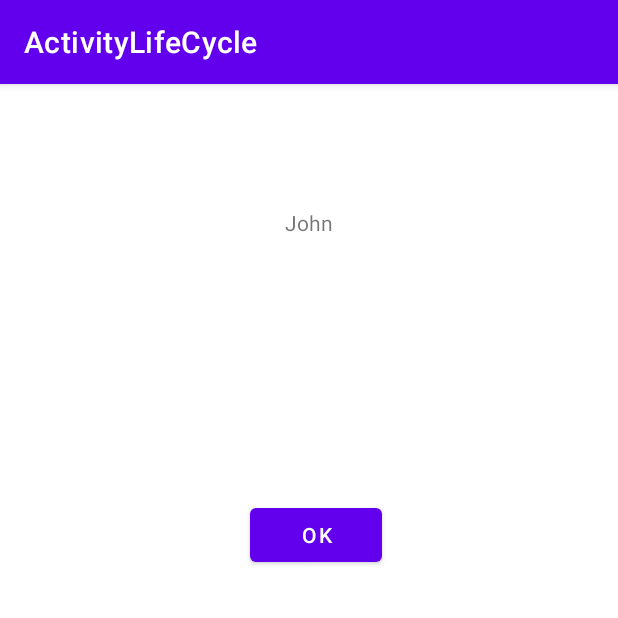
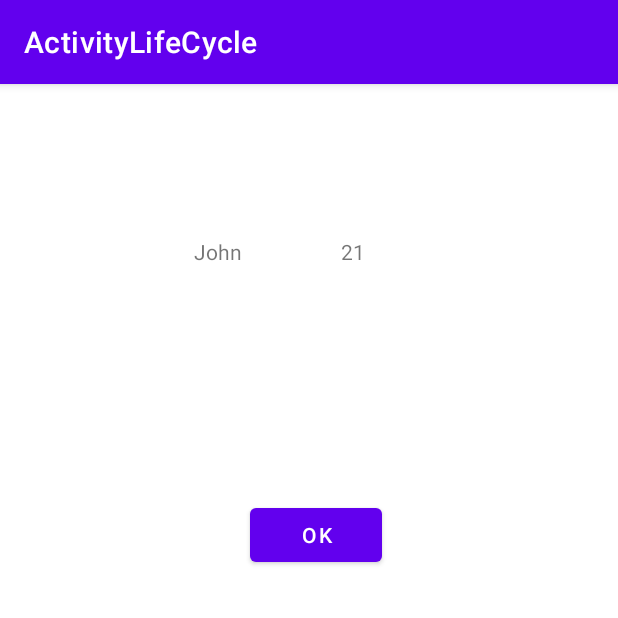
Before and after one commit to kai-T3/lifeCycle, an Android app: the screen it shows after launch (MainActivity), after a tap on "OK", on a phone screen of 412 x 824 dp, the top half of it. Run offline under Robolectric (Android 15) with nearby library versions, the phone set to English and light mode, and no system bars.

```diff
--- a/app/src/main/java/com/example/activitylifecycle/MainActivity.kt
+++ b/app/src/main/java/com/example/activitylifecycle/MainActivity.kt
@@ -2,10 +2,10 @@ package com.example.activitylifecycle
 
 import androidx.appcompat.app.AppCompatActivity
 import android.os.Bundle
-import android.os.PersistableBundle
 import android.util.Log
 import android.widget.Button
 import android.widget.TextView
+import androidx.lifecycle.Observer
 import androidx.lifecycle.ViewModelProvider
 import com.example.activitylifecycle.mymodels.MyData
 
@@ -22,21 +22,32 @@ class MainActivity : AppCompatActivity() {
         myValue = ViewModelProvider(this).get(com.example.activitylifecycle.mymodels.MyData::class.java)
 
         val btn: Button = findViewById(R.id.btnOk)
-        val tv: TextView = findViewById(R.id.tvResult)
+        val tvName: TextView = findViewById(R.id.tvName)
+        val tvAge: TextView = findViewById(R.id.tvAge)
+
+        myValue.name.observe(this, Observer {
+            newName -> tvName.text = newName
+        })
+        myValue.age.observe(this, Observer {
+                newAge -> tvAge.text = newAge.toString()
+        })
 
 //        //if null, first time
 //        if(savedInstanceState != null){
 //            myValue = savedInstanceState.getString("value").toString();
 //            tv.text = myValue
 //        }
-        if (myValue!= null){
-            tv.text = myValue.name
+
+        if (myValue.name.value!= ""){
+            //tv.text = myValue.name.value.toString()
         }
+
         btn.setOnClickListener(){
-            myValue.name = "John"
-            myValue.age = 21
-            //after clicking btn OK
-            tv.text = myValue.name
+            myValue.name.value = "John"
+            myValue.age.value = 21
+            //display()
+//            //after clicking btn OK
+//            tv.text = myValue.name
         }
     }
 
@@ -45,6 +56,11 @@ class MainActivity : AppCompatActivity() {
 //        super.onSaveInstanceState(outState)
 //        outState.putString("value", myValue)
 //    }
+
+//    fun display(){
+//        val tv: TextView = findViewById(R.id.tvResult)
+//    }
+
 
     override fun onStart() {
         super.onStart()
--- a/app/src/main/java/com/example/activitylifecycle/mymodels/MyData.kt
+++ b/app/src/main/java/com/example/activitylifecycle/mymodels/MyData.kt
@@ -1,9 +1,12 @@
 package com.example.activitylifecycle.mymodels
 
+import androidx.lifecycle.MutableLiveData
 import androidx.lifecycle.ViewModel
 
 class MyData: ViewModel() {
-    var name: String= ""
-    var age:Int = 0
+    //mutablelive = reflex on changes
+    var name = MutableLiveData<String>()
+    var age = MutableLiveData<Int>()
+
 
 }
--- a/app/src/main/res/layout/activity_main.xml
+++ b/app/src/main/res/layout/activity_main.xml
@@ -7,15 +7,27 @@
     tools:context=".MainActivity">
 
     <TextView
-        android:id="@+id/tvResult"
+        android:id="@+id/tvAge"
+        android:layout_width="wrap_content"
+        android:layout_height="wrap_content"
+        app:layout_constraintBottom_toBottomOf="parent"
+        app:layout_constraintHorizontal_bias="0.574"
+        app:layout_constraintLeft_toLeftOf="parent"
+        app:layout_constraintRight_toRightOf="parent"
+        app:layout_constraintTop_toTopOf="parent"
+        app:layout_constraintVertical_bias="0.136" />
+
+    <TextView
+        android:id="@+id/tvName"
         android:layout_width="wrap_content"
         android:layout_height="wrap_content"
         android:text="Hello World!"
         app:layout_constraintBottom_toBottomOf="parent"
+        app:layout_constraintHorizontal_bias="0.341"
         app:layout_constraintLeft_toLeftOf="parent"
         app:layout_constraintRight_toRightOf="parent"
         app:layout_constraintTop_toTopOf="parent"
-        app:layout_constraintVertical_bias="0.11" />
+        app:layout_constraintVertical_bias="0.136" />
 
     <Button
         android:id="@+id/btnOk"
```
